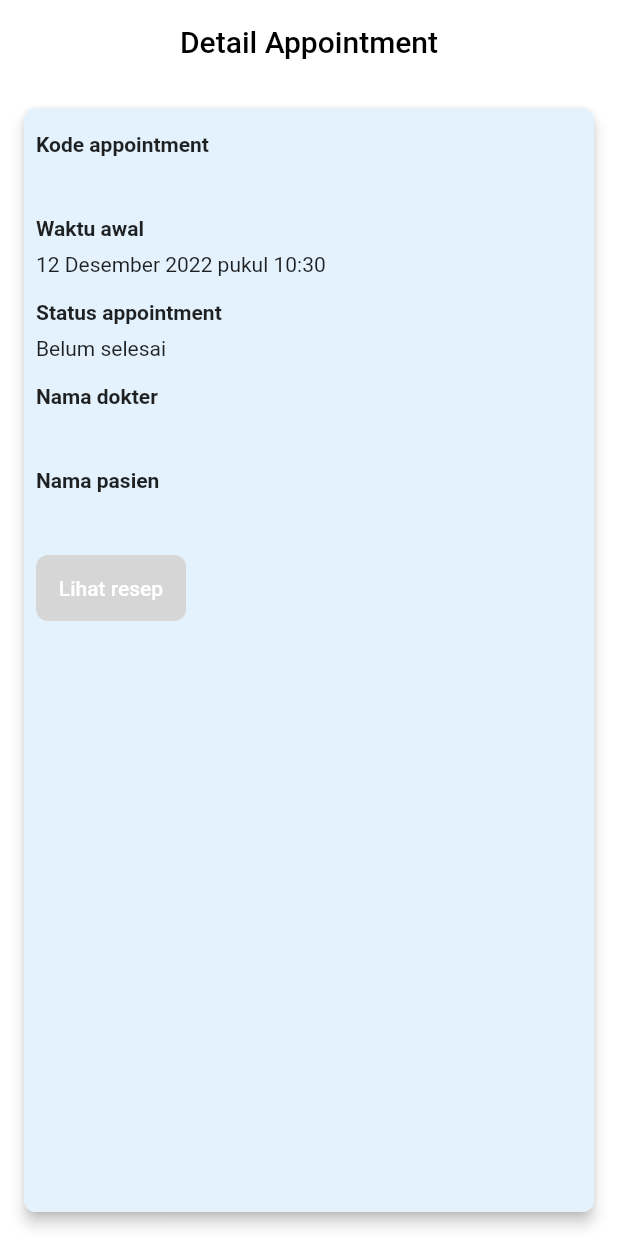
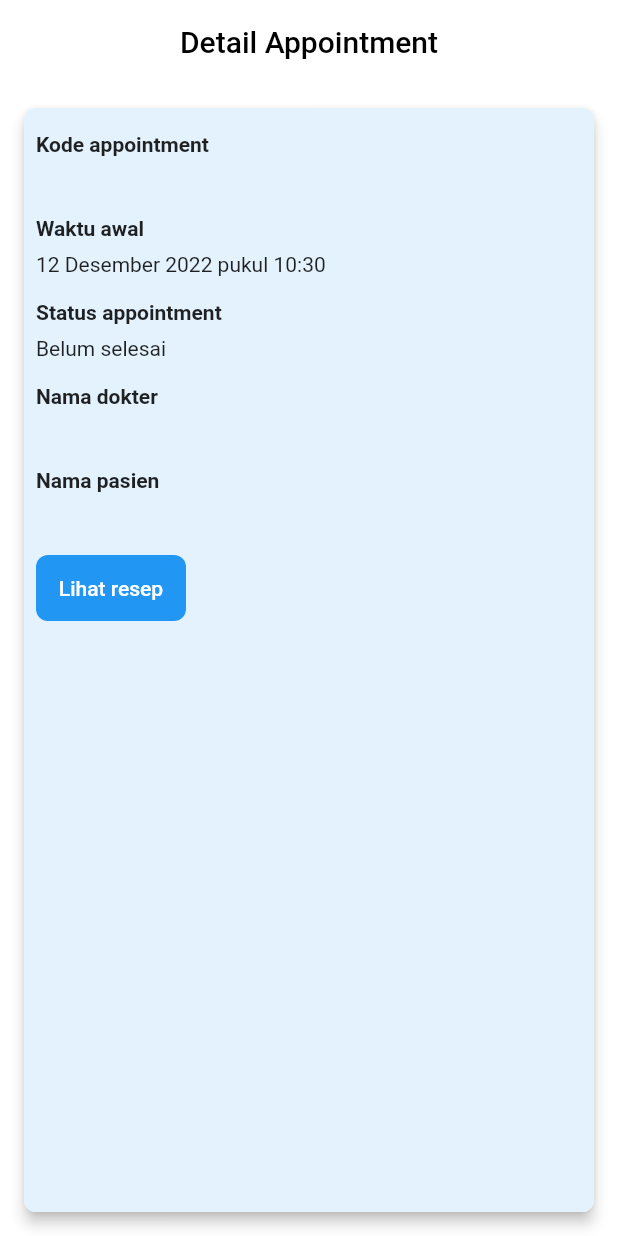
Before and after one commit to nadhirarachma/arsitektur-dan-pemrograman-aplikasi-perusahaan-java-dart, a Flutter app: the AppointmentDetailScreen screen opened directly with empty values, on a phone screen of 412 x 824 dp. Run offline on Flutter 3.47's test engine with Material 2 defaults, Android fonts, the phone set to English and light mode, and no system bars; our stand-ins replace dropdown_button2, equatable, flutter_bloc, flutter_datetime_picker, flutter_secure_storage, get_it; accounts and stored records are empty.

Commit message:
ubah warna tombol lihat resep flutter

```diff
--- a/rumahsehat_mobile/lib/page/appointment_detail_screen.dart
+++ b/rumahsehat_mobile/lib/page/appointment_detail_screen.dart
@@ -112,8 +112,9 @@ class AppointmentDetailScreen extends StatelessWidget {
                         : null,
                     minWidth: 100,
                     text: "Lihat resep",
-                    backgroundColor:
-                        appointment.isDone ? Colors.blue : Colors.grey[350],
+                    backgroundColor: appointment.idResep != null
+                        ? Colors.blue
+                        : Colors.grey[350],
                   ),
                 ],
               ),
```
